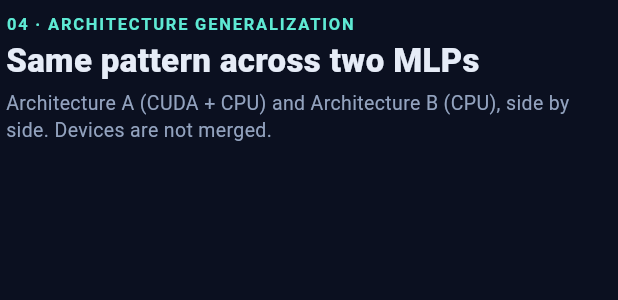
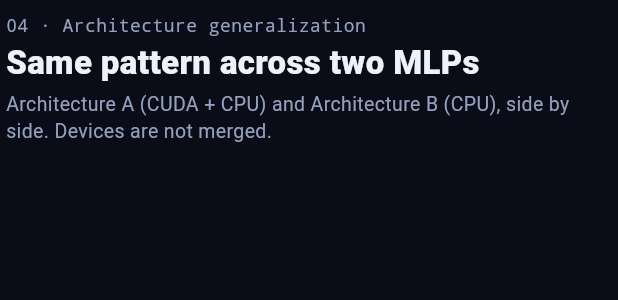
Before and after one commit to Piush2004/hep-trigger-quantization-lab, a Flutter app: the SectionHeader widget shown alone on an empty page, opened directly, on a phone screen of 412 x 824 dp. Shown: the top 300 px of the screen. Run offline on Flutter 3.47's test engine with Material 3 defaults, Android fonts, the phone set to English and light mode, and no system bars; our stand-ins replace firebase_auth, firebase_core, fl_chart, google_sign_in; accounts and stored records are empty; network calls fail.

Commit message:
app: match the redesigned website palette and badge/eyebrow treatment
lib/theme.dart is documented (app/README.md) as matching demo/app/static/styles.css
token-for-token so the app and website read as one product; this brings it in line
with the website redesign in the previous commit:

- AppColors values updated to the new signal-blue/data-violet/tier palette; fixes
  the latent bug the design brief flagged (AppColors.mixed was defined but never
  wired into tierColors — SIMULATED now correctly uses it instead of accent2/cyan).
- TierBadge switches from an outline/currentColor chip to the tinted-fill treatment
  (tier color at low alpha, brighter border, near-white text blend) used on the
  website's badges.
- SectionHeader eyebrows drop the ALL-CAPS + heavy letter-spacing treatment to match
  the website's sentence-case eyebrows.
- Architecture tab: device label and the observational-comparison caveat border move
  off the old warn/amber color (now reserved for the ESTIMATED tier only) onto
  neutral muted/border colors; the unselected bar color matches the website's exact
  hex instead of an unrelated one-off gray.

Verified: `flutter analyze` (no issues) and `flutter test` (2/2 passed).

Co-Authored-By: Claude Sonnet 5 <noreply@anthropic.com>

```diff
--- a/app/lib/screens/architecture_tab.dart
+++ b/app/lib/screens/architecture_tab.dart
@@ -79,7 +79,7 @@ class _ArchitectureTabState extends State<ArchitectureTab> {
                     const SizedBox(height: 14),
                   ],
                   Callout(
-                    borderColor: AppColors.warn.withValues(alpha: 0.5),
+                    borderColor: AppColors.line,
                     child: Text.rich(TextSpan(children: [
                       const TextSpan(text: 'Observational comparison.  ', style: TextStyle(fontWeight: FontWeight.w800)),
                       TextSpan(text: caveat),
@@ -122,7 +122,7 @@ class _ArchCard extends StatelessWidget {
             Text(panel.label, style: const TextStyle(fontWeight: FontWeight.w800, fontSize: 14)),
             const SizedBox(height: 2),
             Text('device: ${panel.device} · ${panel.parameters} parameters',
-                style: const TextStyle(color: AppColors.warn, fontSize: 11, fontFamily: 'monospace')),
+                style: const TextStyle(color: AppColors.muted, fontSize: 11, fontFamily: 'monospace')),
             const SizedBox(height: 10),
             SizedBox(
               height: 160,
@@ -149,7 +149,7 @@ class _ArchCard extends StatelessWidget {
                           toY: rows[i].rocAucMean ?? 0,
                           width: 22,
                           borderRadius: BorderRadius.circular(3),
-                          color: labelOf(rows[i]) == chosen ? AppColors.accent : const Color(0xFF334766),
+                          color: labelOf(rows[i]) == chosen ? AppColors.accent : AppColors.lineStrong,
                         ),
                       ]),
                   ],
--- a/app/lib/screens/sign_in_screen.dart
+++ b/app/lib/screens/sign_in_screen.dart
@@ -75,7 +75,7 @@ class _SignInScreenState extends State<SignInScreen> {
                 onPressed: _busy || !AuthService.isConfigured ? null : _signIn,
                 style: FilledButton.styleFrom(
                   backgroundColor: AppColors.accent,
-                  foregroundColor: const Color(0xFF04211C),
+                  foregroundColor: AppColors.accentInk,
                   padding: const EdgeInsets.symmetric(vertical: 16),
                   shape: RoundedRectangleBorder(borderRadius: BorderRadius.circular(12)),
                 ),
@@ -83,7 +83,7 @@ class _SignInScreenState extends State<SignInScreen> {
                     ? const SizedBox(
                         width: 18,
                         height: 18,
-                        child: CircularProgressIndicator(strokeWidth: 2, color: Color(0xFF04211C)))
+                        child: CircularProgressIndicator(strokeWidth: 2, color: AppColors.accentInk))
                     : const Icon(Icons.login_rounded),
                 label: Text(_busy ? 'Signing in…' : 'Sign in with Google'),
               ),
--- a/app/lib/theme.dart
+++ b/app/lib/theme.dart
@@ -3,22 +3,24 @@
 import 'package:flutter/material.dart';
 
 class AppColors {
-  static const bg = Color(0xFF0B1020);
-  static const panel = Color(0xFF111A2E);
-  static const panel2 = Color(0xFF0F1728);
-  static const line = Color(0xFF22304D);
-  static const text = Color(0xFFE6ECF7);
-  static const muted = Color(0xFF93A3BF);
-  static const accent = Color(0xFF5EEAD4); // teal
-  static const accent2 = Color(0xFF7DD3FC); // cyan
-  static const warn = Color(0xFFFBBF24);
-  static const bad = Color(0xFFF87171);
-  static const ok = Color(0xFF34D399);
-  static const mixed = Color(0xFFC4B5FD);
+  static const bg = Color(0xFF0A0D17);
+  static const panel = Color(0xFF131826); // --surface
+  static const panel2 = Color(0xFF0E1220); // --surface-sunken
+  static const line = Color(0xFF262E42); // --border
+  static const lineStrong = Color(0xFF3A4560); // --border-strong
+  static const text = Color(0xFFEDF1F9);
+  static const muted = Color(0xFF93A1BD);
+  static const accent = Color(0xFF4FA6FF); // signal blue — the one action color
+  static const accentInk = Color(0xFF071022); // text set on top of accent fills
+  static const accent2 = Color(0xFFB9A6F7); // data-violet — secondary chart series only, never a control
+  static const warn = Color(0xFFD9A441); // ESTIMATED: desaturated brass, not SaaS warning-yellow
+  static const bad = Color(0xFFE2645C); // NOT AVAILABLE / error
+  static const ok = Color(0xFF3BC48D); // MEASURED
+  static const mixed = Color(0xFFB9A6F7); // same as accent2 — SIMULATED tier shares the data-violet hue
 
   static const tierColors = {
     'MEASURED': ok,
-    'SIMULATED': accent2,
+    'SIMULATED': mixed, // off cyan, onto violet — see reports/design_brief.md
     'ESTIMATED': warn,
     'NOT AVAILABLE': bad,
   };
@@ -67,7 +69,7 @@ ThemeData buildAppTheme() {
         backgroundColor: WidgetStateProperty.resolveWith((states) =>
             states.contains(WidgetState.selected) ? AppColors.accent : AppColors.panel2),
         foregroundColor: WidgetStateProperty.resolveWith((states) =>
-            states.contains(WidgetState.selected) ? const Color(0xFF04211C) : AppColors.muted),
+            states.contains(WidgetState.selected) ? AppColors.accentInk : AppColors.muted),
         side: WidgetStateProperty.all(const BorderSide(color: AppColors.line)),
       ),
     ),
--- a/app/lib/widgets/common.dart
+++ b/app/lib/widgets/common.dart
@@ -16,18 +16,22 @@ class TierBadge extends StatelessWidget {
 
   @override
   Widget build(BuildContext context) {
-    final color = AppColors.tierColors[tier] ?? AppColors.muted;
+    // Tinted-fill chip (tier color at low alpha, a brighter tint for the border, a near-white blend
+    // for the text) rather than an outline/currentColor chip — matches the website's badge styling.
+    final tint = AppColors.tierColors[tier] ?? AppColors.muted;
+    final fg = Color.lerp(tint, Colors.white, 0.15)!;
     return Tooltip(
       message: _descriptions[tier] ?? tier,
       child: Container(
-        padding: const EdgeInsets.symmetric(horizontal: 9, vertical: 3),
+        padding: const EdgeInsets.symmetric(horizontal: 10, vertical: 3),
         decoration: BoxDecoration(
-          border: Border.all(color: color),
+          color: tint.withValues(alpha: 0.14),
+          border: Border.all(color: tint.withValues(alpha: 0.4)),
           borderRadius: BorderRadius.circular(999),
         ),
         child: Text(tier,
             style: TextStyle(
-                color: color, fontSize: 10, fontWeight: FontWeight.w800, letterSpacing: 0.6)),
+                color: fg, fontSize: 10.5, fontWeight: FontWeight.w500, letterSpacing: 0.5)),
       ),
     );
   }
@@ -46,12 +50,15 @@ class SectionHeader extends StatelessWidget {
       child: Column(
         crossAxisAlignment: CrossAxisAlignment.start,
         children: [
-          Text(eyebrow.toUpperCase(),
+          // Sentence case, quiet tracking — numbered section eyebrows are earned (the content is a
+          // genuine sequence), but the ALL-CAPS/heavy-tracking treatment itself was the generic tell.
+          Text(eyebrow,
               style: const TextStyle(
-                  color: AppColors.accent,
-                  fontSize: 11,
-                  fontWeight: FontWeight.w700,
-                  letterSpacing: 1.2)),
+                  color: AppColors.muted,
+                  fontSize: 12,
+                  fontWeight: FontWeight.w500,
+                  letterSpacing: 0.3,
+                  fontFamily: 'monospace')),
           const SizedBox(height: 4),
           Text(title,
               style: const TextStyle(fontSize: 22, fontWeight: FontWeight.w800, height: 1.15)),
```
